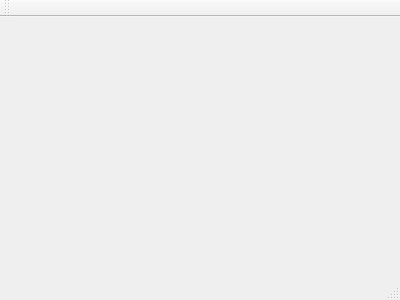
kimbakcho/Fabmainserver, file mainwindow.ui: the form before one commit.
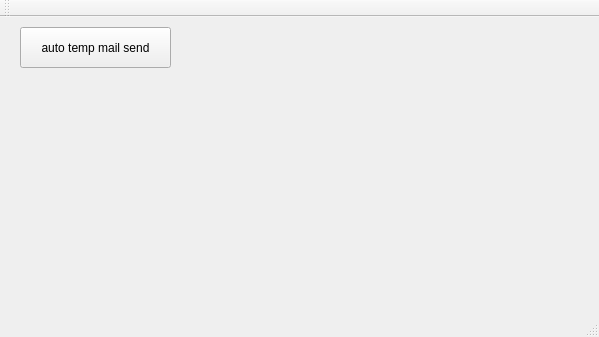
The form after the commit.

```diff
--- a/mainwindow.ui
+++ b/mainwindow.ui
@@ -1,24 +1,53 @@
 <ui version="4.0">
  <class>MainWindow</class>
- <widget class="QMainWindow" name="MainWindow" >
-  <property name="geometry" >
+ <widget class="QMainWindow" name="MainWindow">
+  <property name="geometry">
    <rect>
     <x>0</x>
     <y>0</y>
-    <width>400</width>
-    <height>300</height>
+    <width>599</width>
+    <height>337</height>
    </rect>
   </property>
   <property name="windowTitle" >
    <string>MainWindow</string>
   </property>
-  <widget class="QMenuBar" name="menuBar" />
-  <widget class="QToolBar" name="mainToolBar" />
-  <widget class="QWidget" name="centralWidget" />
-  <widget class="QStatusBar" name="statusBar" />
+  <widget class="QWidget" name="centralWidget">
+   <widget class="QPushButton" name="pushButton">
+    <property name="geometry">
+     <rect>
+      <x>20</x>
+      <y>10</y>
+      <width>151</width>
+      <height>41</height>
+     </rect>
+    </property>
+    <property name="text">
+     <string>auto temp mail send</string>
+    </property>
+   </widget>
+  </widget>
+  <widget class="QMenuBar" name="menuBar">
+   <property name="geometry">
+    <rect>
+     <x>0</x>
+     <y>0</y>
+     <width>599</width>
+     <height>23</height>
+    </rect>
+   </property>
+  </widget>
+  <widget class="QToolBar" name="mainToolBar">
+   <attribute name="toolBarArea">
+    <enum>TopToolBarArea</enum>
+   </attribute>
+   <attribute name="toolBarBreak">
+    <bool>false</bool>
+   </attribute>
+  </widget>
+  <widget class="QStatusBar" name="statusBar"/>
  </widget>
- <layoutDefault spacing="6" margin="11" />
- <pixmapfunction></pixmapfunction>
+ <layoutdefault spacing="6" margin="11"/>
  <resources/>
  <connections/>
 </ui>
```
Left out of the diff: 3 changed lines with no effect on the pictures.
